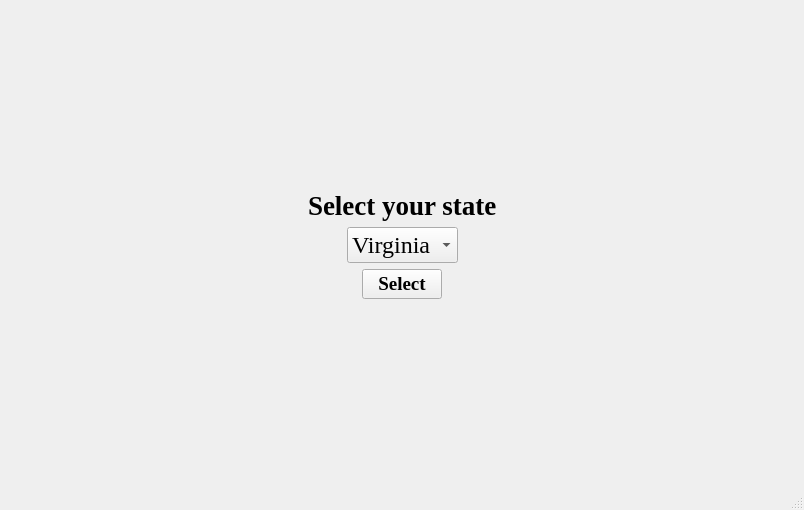
hnxals/DLH, file menu.ui: the form before one commit.
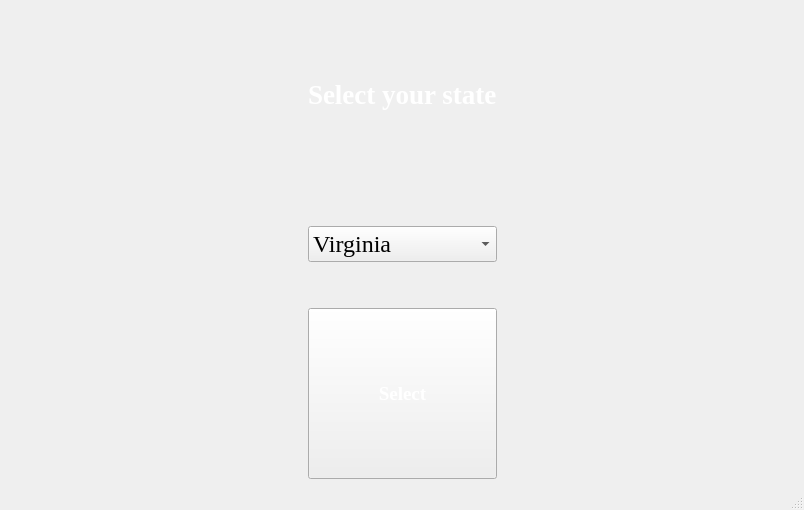
The form after the commit. Icons and pictures are not drawn.

Patch:
```diff
--- a/menu.ui
+++ b/menu.ui
@@ -13,39 +13,41 @@
   <property name="windowTitle">
    <string>MainWindow</string>
   </property>
+  <property name="styleSheet">
+   <string notr="true">QMainWindow{
+	background-image: url(:/new/pic/road.jpg)
+}</string>
+  </property>
   <widget class="QWidget" name="centralwidget">
-   <layout class="QVBoxLayout" name="verticalLayout_2">
-    <item>
-     <layout class="QVBoxLayout" name="verticalLayout">
-      <item>
-       <spacer name="verticalSpacer">
-        <property name="orientation">
-         <enum>Qt::Vertical</enum>
+   <layout class="QGridLayout" name="gridLayout_2">
+    <item row="0" column="0">
+     <layout class="QGridLayout" name="gridLayout">
+      <item row="4" column="1">
+       <widget class="QPushButton" name="pushButton">
+        <property name="sizePolicy">
+         <sizepolicy hsizetype="Minimum" vsizetype="Minimum">
+          <horstretch>0</horstretch>
+          <verstretch>0</verstretch>
+         </sizepolicy>
         </property>
-        <property name="sizeHint" stdset="0">
-         <size>
-          <width>20</width>
-          <height>40</height>
-         </size>
+        <property name="font">
+         <font>
+          <family>Times New Roman</family>
+          <pointsize>14</pointsize>
+          <weight>75</weight>
+          <bold>true</bold>
+         </font>
         </property>
-       </spacer>
-      </item>
-      <item>
-       <layout class="QHBoxLayout" name="horizontalLayout_3">
-        <item>
-         <spacer name="horizontalSpacer_3">
-          <property name="orientation">
-           <enum>Qt::Horizontal</enum>
-          </property>
-          <property name="sizeHint" stdset="0">
-           <size>
-            <width>40</width>
-            <height>20</height>
-           </size>
-          </property>
-         </spacer>
-        </item>
-        <item>
+        <property name="styleSheet">
+         <string notr="true">color: white;
+border-image: url(:/new/pic/buttton.png)</string>
+        </property>
+        <property name="text">
+         <string>Select</string>
+        </property>
+       </widget>
+      </item>
+      <item row="0" column="1">
          <widget class="QLabel" name="label">
           <property name="font">
            <font>
@@ -55,42 +57,15 @@
             <bold>true</bold>
            </font>
           </property>
+        <property name="styleSheet">
+         <string notr="true">color: white;</string>
+        </property>
           <property name="text">
            <string>Select your state</string>
           </property>
          </widget>
         </item>
-        <item>
-         <spacer name="horizontalSpacer_4">
-          <property name="orientation">
-           <enum>Qt::Horizontal</enum>
-          </property>
-          <property name="sizeHint" stdset="0">
-           <size>
-            <width>40</width>
-            <height>20</height>
-           </size>
-          </property>
-         </spacer>
-        </item>
-       </layout>
-      </item>
-      <item>
-       <layout class="QHBoxLayout" name="horizontalLayout_2">
-        <item>
-         <spacer name="horizontalSpacer_5">
-          <property name="orientation">
-           <enum>Qt::Horizontal</enum>
-          </property>
-          <property name="sizeHint" stdset="0">
-           <size>
-            <width>40</width>
-            <height>20</height>
-           </size>
-          </property>
-         </spacer>
-        </item>
-        <item>
+      <item row="2" column="1">
          <widget class="QComboBox" name="Statename">
           <property name="font">
            <font>
@@ -104,6 +79,9 @@
           <property name="contextMenuPolicy">
            <enum>Qt::DefaultContextMenu</enum>
           </property>
+        <property name="styleSheet">
+         <string notr="true"/>
+        </property>
           <item>
            <property name="text">
             <string>Virginia</string>
@@ -116,52 +94,7 @@
           </item>
          </widget>
         </item>
-        <item>
-         <spacer name="horizontalSpacer_6">
-          <property name="orientation">
-           <enum>Qt::Horizontal</enum>
-          </property>
-          <property name="sizeHint" stdset="0">
-           <size>
-            <width>40</width>
-            <height>20</height>
-           </size>
-          </property>
-         </spacer>
-        </item>
-       </layout>
-      </item>
-      <item>
-       <layout class="QHBoxLayout" name="horizontalLayout">
-        <item>
-         <spacer name="horizontalSpacer">
-          <property name="orientation">
-           <enum>Qt::Horizontal</enum>
-          </property>
-          <property name="sizeHint" stdset="0">
-           <size>
-            <width>40</width>
-            <height>20</height>
-           </size>
-          </property>
-         </spacer>
-        </item>
-        <item>
-         <widget class="QPushButton" name="pushButton">
-          <property name="font">
-           <font>
-            <family>Times New Roman</family>
-            <pointsize>14</pointsize>
-            <weight>75</weight>
-            <bold>true</bold>
-           </font>
-          </property>
-          <property name="text">
-           <string>Select</string>
-          </property>
-         </widget>
-        </item>
-        <item>
+      <item row="0" column="2">
          <spacer name="horizontalSpacer_2">
           <property name="orientation">
            <enum>Qt::Horizontal</enum>
@@ -174,13 +107,43 @@
           </property>
          </spacer>
         </item>
-       </layout>
+      <item row="3" column="1">
+       <spacer name="verticalSpacer">
+        <property name="orientation">
+         <enum>Qt::Vertical</enum>
+        </property>
+        <property name="sizeType">
+         <enum>QSizePolicy::Minimum</enum>
+        </property>
+        <property name="sizeHint" stdset="0">
+         <size>
+          <width>20</width>
+          <height>40</height>
+         </size>
+        </property>
+       </spacer>
       </item>
-      <item>
+      <item row="0" column="0">
+       <spacer name="horizontalSpacer">
+        <property name="orientation">
+         <enum>Qt::Horizontal</enum>
+        </property>
+        <property name="sizeHint" stdset="0">
+         <size>
+          <width>40</width>
+          <height>20</height>
+         </size>
+        </property>
+       </spacer>
+      </item>
+      <item row="1" column="1">
        <spacer name="verticalSpacer_2">
         <property name="orientation">
          <enum>Qt::Vertical</enum>
         </property>
+        <property name="sizeType">
+         <enum>QSizePolicy::Minimum</enum>
+        </property>
         <property name="sizeHint" stdset="0">
          <size>
           <width>20</width>
```
Left out of the diff: 2 changed lines with no effect on the pictures. Lines whose indentation alone changed are shown as unchanged.
